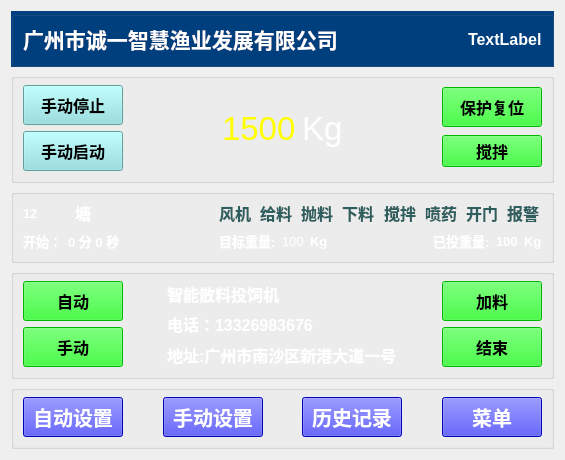
First picture: the form in chengyi_Qt4linux/widget.ui, repository wsh01/batch-feeder, before the edit.
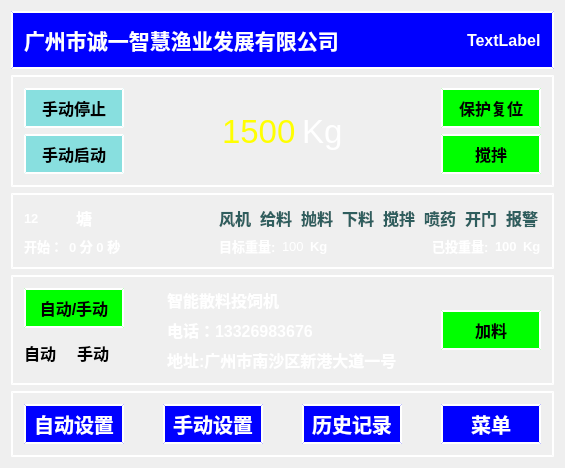
Second picture: the form after the edit.

The edit to the form file:
```diff
--- a/chengyi_Qt4linux/widget.ui
+++ b/chengyi_Qt4linux/widget.ui
@@ -29,8 +29,11 @@
    <item row="0" column="0">
     <widget class="QGroupBox" name="groupBox">
      <property name="styleSheet">
-      <string notr="true">QGroupBox{ background-color:rgb(0, 64, 128);} 
-QGroupBox{ margin-top:0px;}
+      <string notr="true">QGroupBox{ margin-top:0px;
+                           border-style: outset;
+                           	border-width: 2px;
+	                         border-color: white;
+                            background-color:rgb(0, 0, 255);  } 
 QGroupBox:title {margin-top: 0px;}</string>
      </property>
      <property name="title">
@@ -90,7 +93,10 @@
    <item row="1" column="0">
     <widget class="QGroupBox" name="groupBox_2">
      <property name="styleSheet">
-      <string notr="true">QGroupBox{ margin-top:0px;} QGroupBox:title {margin-top: 0px;}</string>
+      <string notr="true">QGroupBox{ margin-top:0px;                             border-style: outset;
+                           	border-width: 2px;
+	                         border-color: white;} 
+QGroupBox:title {margin-top: 0px;}</string>
      </property>
      <property name="title">
       <string/>
@@ -123,7 +129,9 @@
            </font>
           </property>
           <property name="styleSheet">
-           <string notr="true">QPushButton { background-color:rgb(136, 223, 223);} 
+           <string notr="true">QPushButton { background-color:rgb(136, 223, 223);                             border-style: outset;
+                           	border-width: 2px;
+	                         border-color: white;} 
 QPushButton:hover { background-color: rgb(0, 223, 223); }</string>
           </property>
           <property name="text">
@@ -153,7 +161,9 @@
            </font>
           </property>
           <property name="styleSheet">
-           <string notr="true">QPushButton { background-color:rgb(136, 223, 223);} 
+           <string notr="true">QPushButton { background-color:rgb(136, 223, 223);                             border-style: outset;
+                           	border-width: 2px;
+	                         border-color: white;} 
 QPushButton:hover { background-color: rgb(0, 223, 223); }</string>
           </property>
           <property name="text">
@@ -247,7 +257,9 @@
            </font>
           </property>
           <property name="styleSheet">
-           <string notr="true">QPushButton { background-color:rgb(0, 255, 0);} 
+           <string notr="true">QPushButton { background-color:rgb(0, 255, 0);                             border-style: outset;
+                           	border-width: 2px;
+	                         border-color: white;} 
 QPushButton:hover { background-color: rgb(150, 255, 0); }</string>
           </property>
           <property name="text">
@@ -257,6 +269,18 @@
         </item>
         <item>
          <widget class="QPushButton" name="pushButton_4">
+          <property name="minimumSize">
+           <size>
+            <width>100</width>
+            <height>40</height>
+           </size>
+          </property>
+          <property name="maximumSize">
+           <size>
+            <width>100</width>
+            <height>40</height>
+           </size>
+          </property>
           <property name="font">
            <font>
             <pointsize>12</pointsize>
@@ -265,7 +289,9 @@
            </font>
           </property>
           <property name="styleSheet">
-           <string notr="true">QPushButton { background-color:rgb(0, 255, 0);} 
+           <string notr="true">QPushButton { background-color:rgb(0, 255, 0);                             border-style: outset;
+                           	border-width: 2px;
+	                         border-color: white;} 
 QPushButton:hover { background-color: rgb(150, 255, 0); }</string>
           </property>
           <property name="text">
@@ -281,7 +307,9 @@
    <item row="2" column="0">
     <widget class="QGroupBox" name="groupBox_3">
      <property name="styleSheet">
-      <string notr="true">QGroupBox{ margin-top:0px;} QGroupBox:title {margin-top: 0px;}</string>
+      <string notr="true">QGroupBox{ margin-top:0px;                             border-style: outset;
+                           	border-width: 2px;
+	                         border-color: white;} QGroupBox:title {margin-top: 0px;}</string>
      </property>
      <property name="title">
       <string/>
@@ -656,15 +684,17 @@
    <item row="3" column="0">
     <widget class="QGroupBox" name="groupBox_4">
      <property name="styleSheet">
-      <string notr="true">QGroupBox{ margin-top:0px;} QGroupBox:title {margin-top: 0px;}</string>
+      <string notr="true">QGroupBox{ margin-top:0px;                             border-style: outset;
+                           	border-width: 2px;
+	                         border-color: white;} QGroupBox:title {margin-top: 0px;}</string>
      </property>
      <property name="title">
       <string/>
      </property>
-     <layout class="QGridLayout" name="gridLayout_4">
+     <layout class="QGridLayout" name="gridLayout_7">
       <item row="0" column="0">
-       <layout class="QVBoxLayout" name="verticalLayout_4">
-        <item>
+       <layout class="QGridLayout" name="gridLayout_4">
+        <item row="0" column="0" colspan="2">
          <widget class="QPushButton" name="btn_Auto">
           <property name="minimumSize">
            <size>
@@ -686,28 +716,32 @@
            </font>
           </property>
           <property name="styleSheet">
-           <string notr="true">QPushButton { background-color:rgb(0, 255, 0);} 
+           <string notr="true">QPushButton { background-color:rgb(0, 255, 0);                             border-style: outset;
+                           	border-width: 2px;
+	                         border-color: white;} 
 QPushButton:hover { background-color: rgb(150, 255, 0); }</string>
+          </property>
+          <property name="text">
+           <string>自动/手动</string>
+          </property>
+         </widget>
+        </item>
+        <item row="1" column="0">
+         <widget class="QLabel" name="label_Auto">
+          <property name="font">
+           <font>
+            <pointsize>12</pointsize>
+            <weight>75</weight>
+            <bold>true</bold>
+           </font>
           </property>
           <property name="text">
            <string>自动</string>
           </property>
          </widget>
         </item>
-        <item>
-         <widget class="QPushButton" name="btn_Manual">
-          <property name="minimumSize">
-           <size>
-            <width>100</width>
-            <height>40</height>
-           </size>
-          </property>
-          <property name="maximumSize">
-           <size>
-            <width>100</width>
-            <height>40</height>
-           </size>
-          </property>
+        <item row="1" column="1">
+         <widget class="QLabel" name="label_Maunal">
           <property name="font">
            <font>
             <pointsize>12</pointsize>
@@ -715,10 +749,6 @@
             <bold>true</bold>
            </font>
           </property>
-          <property name="styleSheet">
-           <string notr="true">QPushButton { background-color:rgb(0, 255, 0);} 
-QPushButton:hover { background-color: rgb(150, 255, 0); }</string>
-          </property>
           <property name="text">
            <string>手动</string>
           </property>
@@ -831,7 +861,9 @@
            </font>
           </property>
           <property name="styleSheet">
-           <string notr="true">QPushButton { background-color:rgb(0, 255, 0);} 
+           <string notr="true">QPushButton { background-color:rgb(0, 255, 0);                             border-style: outset;
+                           	border-width: 2px;
+	                         border-color: white;} 
 QPushButton:hover { background-color: rgb(150, 255, 0); }</string>
           </property>
           <property name="text">
@@ -839,36 +871,6 @@
           </property>
          </widget>
         </item>
-        <item>
-         <widget class="QPushButton" name="pushButton">
-          <property name="minimumSize">
-           <size>
-            <width>100</width>
-            <height>40</height>
-           </size>
-          </property>
-          <property name="maximumSize">
-           <size>
-            <width>100</width>
-            <height>40</height>
-           </size>
-          </property>
-          <property name="font">
-           <font>
-            <pointsize>12</pointsize>
-            <weight>75</weight>
-            <bold>true</bold>
-           </font>
-          </property>
-          <property name="styleSheet">
-           <string notr="true">QPushButton { background-color:rgb(0, 255, 0);} 
-QPushButton:hover { background-color: rgb(150, 255, 0); }</string>
-          </property>
-          <property name="text">
-           <string>结束</string>
-          </property>
-         </widget>
-        </item>
        </layout>
       </item>
      </layout>
@@ -883,7 +885,9 @@
       </font>
      </property>
      <property name="styleSheet">
-      <string notr="true">QGroupBox{ margin-top:0px;} QGroupBox:title {margin-top: 0px;}</string>
+      <string notr="true">QGroupBox{ margin-top:0px;                             border-style: outset;
+                           	border-width: 2px;
+	                         border-color: white;} QGroupBox:title {margin-top: 0px;}</string>
      </property>
      <property name="title">
       <string/>
@@ -914,7 +918,11 @@
         <property name="styleSheet">
          <string notr="true">QPushButton { background-color:rgb(0, 0, 255);} 
 QPushButton:hover { background-color: rgb(100, 0, 255); }
-QPushButton {color:rgb(255, 255, 255);}</string>
+QPushButton {color:rgb(255, 255, 255);
+                             border-style: outset;
+                           	border-width: 2px;
+	                         border-color: white;}
+</string>
         </property>
         <property name="text">
          <string>自动设置</string>
@@ -958,7 +966,11 @@
         <property name="styleSheet">
          <string notr="true">QPushButton { background-color:rgb(0, 0, 255);} 
 QPushButton:hover { background-color: rgb(100, 0, 255); }
-QPushButton {color:rgb(255, 255, 255);}</string>
+QPushButton {color:rgb(255, 255, 255);
+                             border-style: outset;
+                           	border-width: 2px;
+	                         border-color: white;}
+</string>
         </property>
         <property name="text">
          <string>手动设置</string>
@@ -1002,7 +1014,11 @@
         <property name="styleSheet">
          <string notr="true">QPushButton { background-color:rgb(0, 0, 255);} 
 QPushButton:hover { background-color: rgb(100, 0, 255); }
-QPushButton {color:rgb(255, 255, 255);}</string>
+QPushButton {color:rgb(255, 255, 255);
+                             border-style: outset;
+                           	border-width: 2px;
+	                         border-color: white;}
+</string>
         </property>
         <property name="text">
          <string>历史记录</string>
@@ -1046,7 +1062,11 @@
         <property name="styleSheet">
          <string notr="true">QPushButton { background-color:rgb(0, 0, 255);} 
 QPushButton:hover { background-color: rgb(100, 0, 255); }
-QPushButton {color:rgb(255, 255, 255);}</string>
+QPushButton {color:rgb(255, 255, 255);
+                             border-style: outset;
+                           	border-width: 2px;
+	                         border-color: white;}
+</string>
         </property>
         <property name="text">
          <string>菜单</string>
```
